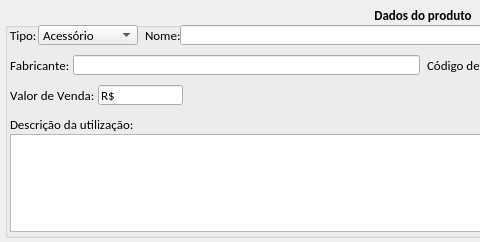
First picture: the form in loja/tela_cadastro_produto.ui, repository jmessias1725/sexloja, before the edit; both pictures show x 0 to 480 and y 0 to 242 of the 846 by 242 pixel window.
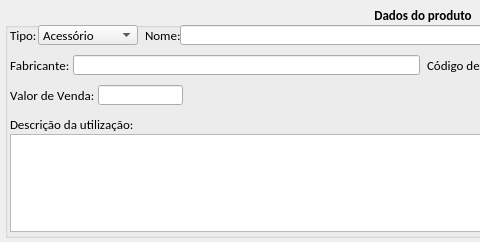
Second picture: the form after the edit. Icons and pictures are not drawn.

Patch:
```diff
--- a/loja/tela_cadastro_produto.ui
+++ b/loja/tela_cadastro_produto.ui
@@ -495,10 +495,10 @@
      <set>Qt::ImhNone</set>
     </property>
     <property name="inputMask">
-     <string>R$ xxxxxxxxx; </string>
+     <string/>
     </property>
     <property name="text">
-     <string>R$ </string>
+     <string/>
     </property>
     <property name="maxLength">
      <number>12</number>
```
Left out of the diff: 2 changed lines with no effect on the pictures.
